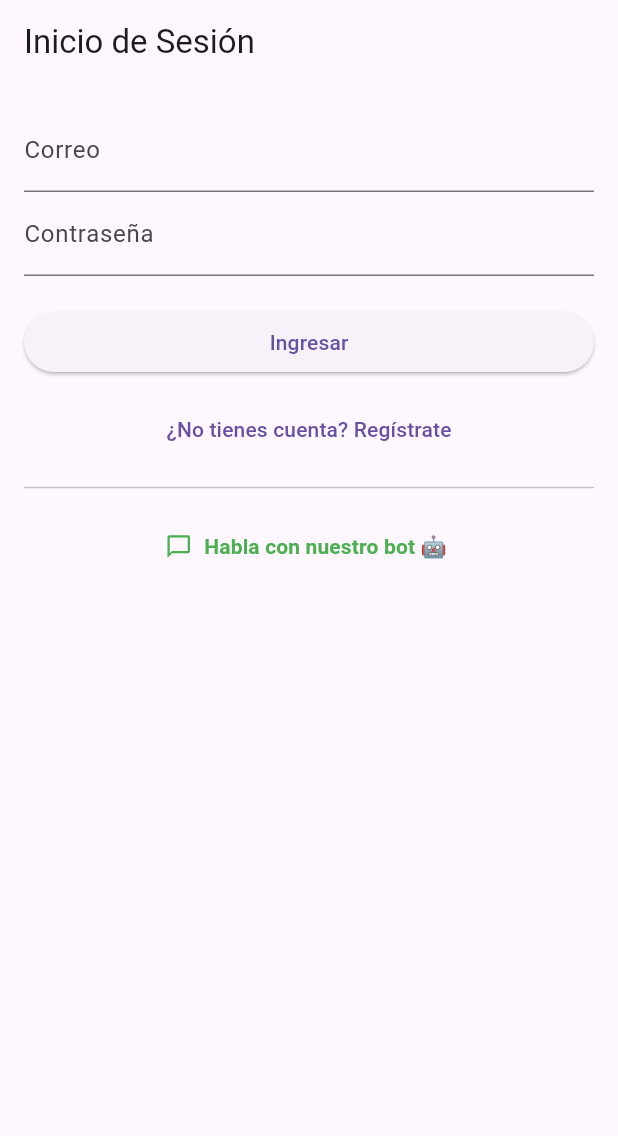
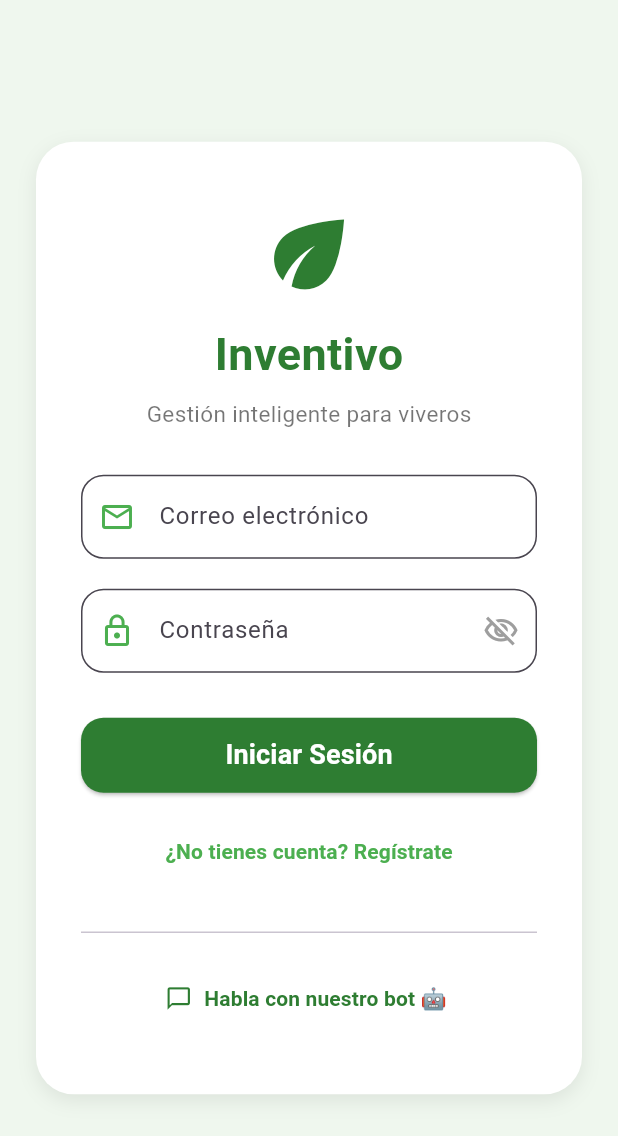
Before and after one commit to natalia482/Inventivo-Firebase, a Flutter app: the screen it shows after launch, on a phone screen of 412 x 824 dp. Shown: the top 1136 px of the screen. Run offline on Flutter 3.47's test engine with Material 3 defaults, Android fonts, the phone set to English and light mode, and no system bars; our stand-ins replace shared_preferences.

Commit message:
Interfaz Login

```diff
--- a/lib/core/constants/api_config.dart
+++ b/lib/core/constants/api_config.dart
@@ -1,6 +1,6 @@
 class ApiConfig {
 
-  static const String baseUrl = "http://192.168.101.26/inventivo_backend/api";
+  static const String baseUrl = "http://192.168.81.34/inventivo_backend/api";
   static const String registroAdmin = "$baseUrl/usuarios/registrar.php";
   static const String login = "$baseUrl/usuarios/login.php";
 
--- a/lib/screens/auth/login_screen.dart
+++ b/lib/screens/auth/login_screen.dart
@@ -1,6 +1,6 @@
 import 'package:flutter/material.dart';
 import 'package:inventivo/screens/dashboard/admin_dashboar.dart';
-import 'package:inventivo/screens/modulos/chatbot/chatbot_screen.dart'; // 👈 importa la pantalla del bot
+import 'package:inventivo/screens/modulos/chatbot/chatbot_screen.dart';
 import 'package:inventivo/services/auth_service.dart';
 import 'package:inventivo/core/utils/session_manager.dart';
 
@@ -18,6 +18,7 @@ class _LoginScreenState extends State<LoginScreen> {
   final _session = SessionManager();
 
   bool _loading = false;
+  bool _obscurePassword = true;
 
   Future<void> _login() async {
     if (_correoController.text.isEmpty || _passwordController.text.isEmpty) {
@@ -64,55 +65,164 @@ class _LoginScreenState extends State<LoginScreen> {
 
   @override
   Widget build(BuildContext context) {
+    final isLargeScreen = MediaQuery.of(context).size.width > 800;
+
     return Scaffold(
-      appBar: AppBar(title: const Text('Inicio de Sesión')),
-      body: Padding(
-        padding: const EdgeInsets.all(16.0),
-        child: ListView(
+      backgroundColor: const Color(0xFFEFF7EE),
+      body: Center(
+        child: SingleChildScrollView(
+          padding: const EdgeInsets.all(24),
+          child: Container(
+            width: isLargeScreen ? 480 : double.infinity,
+            padding: const EdgeInsets.symmetric(vertical: 40, horizontal: 30),
+            decoration: BoxDecoration(
+              color: Colors.white,
+              borderRadius: BorderRadius.circular(25),
+              boxShadow: [
+                BoxShadow(
+                  color: Colors.black.withOpacity(0.08),
+                  blurRadius: 10,
+                  offset: const Offset(0, 4),
+                ),
+              ],
+            ),
+            child: Column(
+              mainAxisSize: MainAxisSize.min,
               children: [
+                // 🌿 Logo o ícono principal
+                const Icon(Icons.eco, color: Color(0xFF2E7D32), size: 70),
+                const SizedBox(height: 10),
+
+                const Text(
+                  "Inventivo",
+                  style: TextStyle(
+                    color: Color(0xFF2E7D32),
+                    fontWeight: FontWeight.bold,
+                    fontSize: 30,
+                  ),
+                ),
+                const SizedBox(height: 8),
+                const Text(
+                  "Gestión inteligente para viveros",
+                  style: TextStyle(color: Colors.black54, fontSize: 15),
+                ),
+
+                const SizedBox(height: 30),
+
+                // 📧 Campo de correo
                 TextField(
                   controller: _correoController,
-              decoration: const InputDecoration(labelText: 'Correo'),
+                  decoration: InputDecoration(
+                    labelText: 'Correo electrónico',
+                    prefixIcon:
+                        const Icon(Icons.email_outlined, color: Colors.green),
+                    border: OutlineInputBorder(
+                      borderRadius: BorderRadius.circular(15),
                     ),
+                    filled: true,
+                    fillColor: Colors.white,
+                  ),
+                ),
+                const SizedBox(height: 20),
+
+                // 🔒 Campo de contraseña
                 TextField(
                   controller: _passwordController,
-              decoration: const InputDecoration(labelText: 'Contraseña'),
-              obscureText: true,
+                  obscureText: _obscurePassword,
+                  decoration: InputDecoration(
+                    labelText: 'Contraseña',
+                    prefixIcon:
+                        const Icon(Icons.lock_outline, color: Colors.green),
+                    suffixIcon: IconButton(
+                      icon: Icon(
+                        _obscurePassword
+                            ? Icons.visibility_off_outlined
+                            : Icons.visibility_outlined,
+                        color: Colors.grey,
                       ),
-            const SizedBox(height: 20),
+                      onPressed: () {
+                        setState(() {
+                          _obscurePassword = !_obscurePassword;
+                        });
+                      },
+                    ),
+                    border: OutlineInputBorder(
+                      borderRadius: BorderRadius.circular(15),
+                    ),
+                    filled: true,
+                    fillColor: Colors.white,
+                  ),
+                ),
+                const SizedBox(height: 30),
+
+                // 🔘 Botón de iniciar sesión
                 _loading
-                ? const Center(child: CircularProgressIndicator())
-                : ElevatedButton(
+                    ? const CircularProgressIndicator(color: Colors.green)
+                    : SizedBox(
+                        width: double.infinity,
+                        height: 50,
+                        child: ElevatedButton(
+                          style: ElevatedButton.styleFrom(
+                            backgroundColor: const Color(0xFF2E7D32),
+                            shape: RoundedRectangleBorder(
+                              borderRadius: BorderRadius.circular(15),
+                            ),
+                          ),
                           onPressed: _login,
-                    child: const Text('Ingresar'),
+                          child: const Text(
+                            'Iniciar Sesión',
+                            style: TextStyle(
+                              color: Colors.white,
+                              fontSize: 18,
+                              fontWeight: FontWeight.w600,
                             ),
-            const SizedBox(height: 10),
+                          ),
+                        ),
+                      ),
+                const SizedBox(height: 15),
+
+                // 🔗 Enlace para registro
                 TextButton(
                   onPressed: () {
                     Navigator.pushNamed(context, '/registro_admin');
                   },
-              child: const Text('¿No tienes cuenta? Regístrate'),
+                  child: const Text(
+                    "¿No tienes cuenta? Regístrate",
+                    style: TextStyle(
+                      color: Colors.green,
+                      fontWeight: FontWeight.bold,
+                    ),
+                  ),
                 ),
 
-            // 👇 NUEVA SECCIÓN: Botón del chatbot
-            const Divider(height: 30, thickness: 1),
+                const SizedBox(height: 15),
+                const Divider(height: 30),
+                const SizedBox(height: 5),
+
+                // 🤖 Botón del chatbot
                 TextButton.icon(
-              icon: const Icon(Icons.chat_bubble_outline, color: Colors.green),
+                  icon: const Icon(Icons.chat_bubble_outline,
+                      color: Color(0xFF2E7D32)),
                   label: const Text(
                     "Habla con nuestro bot 🤖",
                     style: TextStyle(
-                    color: Colors.green, fontWeight: FontWeight.bold),
+                      color: Color(0xFF2E7D32),
+                      fontWeight: FontWeight.bold,
+                    ),
                   ),
                   onPressed: () {
                     Navigator.push(
                       context,
-                  MaterialPageRoute(builder: (context) => const ChatBotScreen()),
+                      MaterialPageRoute(
+                          builder: (context) => const ChatBotScreen()),
                     );
                   },
                 ),
               ],
             ),
           ),
+        ),
+      ),
     );
   }
 }
```
Lines whose indentation alone changed are shown as unchanged.
